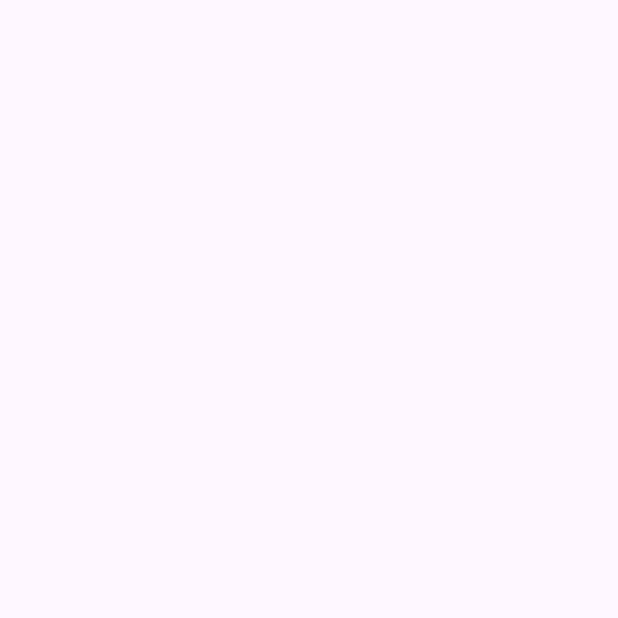
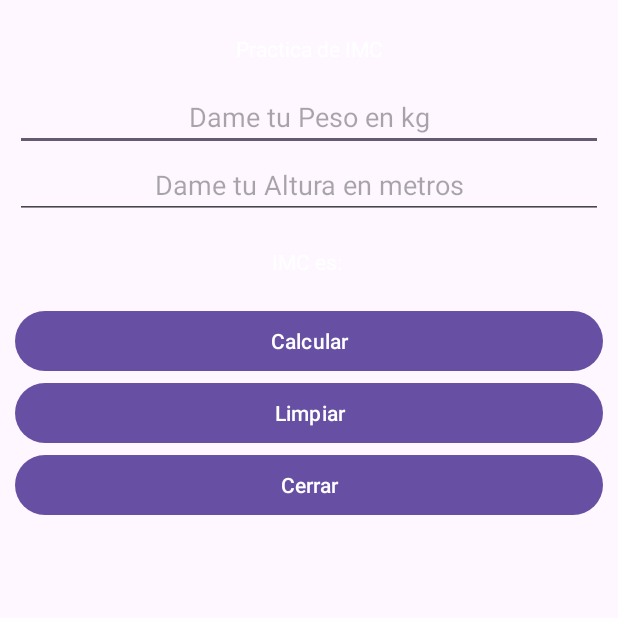
Before and after one commit to MJazel/corte1android, an Android app: the imcActivity screen opened directly, with no data from a screen before it, on a phone screen of 412 x 824 dp, the top half of it. Before the commit the part shown is empty. Run offline under Robolectric (Android 15) with nearby library versions, the phone set to English and light mode, and no system bars.

Commit message:
Subiendo Proyecto IMC

```diff
--- a/app/src/main/java/com/example/appholamundo3/imcActivity.java
+++ b/app/src/main/java/com/example/appholamundo3/imcActivity.java
@@ -1,6 +1,10 @@
 package com.example.appholamundo3;
 
 import android.os.Bundle;
+import android.widget.Button;
+import android.widget.EditText;
+import android.widget.TextView;
+import android.widget.Toast;
 
 import androidx.activity.EdgeToEdge;
 import androidx.appcompat.app.AppCompatActivity;
@@ -9,6 +13,10 @@ import androidx.core.view.ViewCompat;
 import androidx.core.view.WindowInsetsCompat;
 
 public class imcActivity extends AppCompatActivity {
+
+    private EditText txtPeso;
+    private EditText txtAltura;
+    private TextView lblResultado;
 
     @Override
     protected void onCreate(Bundle savedInstanceState) {
@@ -20,5 +28,47 @@ public class imcActivity extends AppCompatActivity {
             v.setPadding(systemBars.left, systemBars.top, systemBars.right, systemBars.bottom);
             return insets;
         });
+
+        txtPeso = findViewById(R.id.txtPeso);
+        txtAltura = findViewById(R.id.txtAltura);
+        lblResultado = findViewById(R.id.lblResultado);
+        Button btnCalcular = findViewById(R.id.btnCalcular);
+        Button btnLimpiar = findViewById(R.id.btnLimpiar);
+        Button btnCerrar = findViewById(R.id.btnCerrar);
+
+
+
+
+        btnCalcular.setOnClickListener(v -> calcularIMC());
+        btnLimpiar.setOnClickListener(v -> limpiarCampos());
+        btnCerrar.setOnClickListener(v -> finish());
+    }
+    private void calcularIMC() {
+        String pesoStr = txtPeso.getText().toString();
+        String alturaStr = txtAltura.getText().toString();
+
+        if (!pesoStr.isEmpty() && !alturaStr.isEmpty()) {
+            try {
+                double peso = Double.parseDouble(pesoStr);
+                double altura = Double.parseDouble(alturaStr);
+
+                if (altura > 0) {
+                    double imc = peso / (altura * altura);
+                    lblResultado.setText(String.format("IMC es: %.2f", imc));
+                } else {
+                    Toast.makeText(this, "Por favor, introduce una altura válida", Toast.LENGTH_SHORT).show();
+                }
+            } catch (NumberFormatException e) {
+                Toast.makeText(this, "Por favor, introduce valores válidos", Toast.LENGTH_SHORT).show();
+            }
+        } else {
+            Toast.makeText(this, "Por favor, completa ambos campos", Toast.LENGTH_SHORT).show();
+        }
+    }
+
+    private void limpiarCampos() {
+        txtPeso.setText("");
+        txtAltura.setText("");
+        lblResultado.setText("IMC es: ");
     }
 }
--- a/app/src/main/res/layout/activity_imc.xml
+++ b/app/src/main/res/layout/activity_imc.xml
@@ -7,4 +7,72 @@
     android:layout_height="match_parent"
     tools:context=".imcActivity">
 
+
+    <LinearLayout
+        android:layout_width="match_parent"
+        android:layout_height="match_parent"
+        android:orientation="vertical"
+        android:paddingLeft="10dp"
+        android:paddingRight="10dp"
+        android:paddingBottom="10dp"
+        android:paddingTop="10dp">
+
+        <TextView
+            android:layout_width="match_parent"
+            android:layout_height="45dp"
+            android:gravity="center"
+            android:text="Practica de IMC"
+            android:textColor="@color/mio"></TextView>
+
+        <EditText
+            android:layout_width="match_parent"
+            android:layout_height="wrap_content"
+            android:id="@+id/txtPeso"
+            android:hint="Dame tu Peso en kg"
+            android:gravity="center">
+        </EditText>
+
+        <EditText
+            android:layout_width="match_parent"
+            android:layout_height="wrap_content"
+            android:id="@+id/txtAltura"
+            android:hint="Dame tu Altura en metros"
+            android:gravity="center">
+        </EditText>
+
+        <TextView
+            android:id="@+id/lblResultado"
+            android:layout_width="match_parent"
+            android:layout_height="57dp"
+            android:gravity="center"
+            android:text="IMC es: "
+            android:textColor="@color/mio"></TextView>
+
+        <LinearLayout
+            android:layout_width="match_parent"
+            android:layout_height="wrap_content"
+            android:orientation="horizontal">
+
+        </LinearLayout>
+
+        <Button
+            android:id="@+id/btnCalcular"
+            android:layout_width="match_parent"
+            android:layout_height="wrap_content"
+            android:text="Calcular"></Button>
+
+        <Button
+            android:id="@+id/btnLimpiar"
+            android:layout_width="match_parent"
+            android:layout_height="wrap_content"
+            android:text="Limpiar"></Button>
+
+        <Button
+            android:id="@+id/btnCerrar"
+            android:layout_width="match_parent"
+            android:layout_height="wrap_content"
+            android:text="Cerrar"></Button>
+
+    </LinearLayout>
+
 </androidx.constraintlayout.widget.ConstraintLayout>
--- a/app/src/main/res/values/colors.xml
+++ b/app/src/main/res/values/colors.xml
@@ -2,4 +2,6 @@
 <resources>
     <color name="black">#FF000000</color>
     <color name="white">#FFFFFFFF</color>
+    <color name="mio">#FFFFFFFF</color>
+    <color name="encabezado">#94BFE2</color>
 </resources>
--- a/app/src/main/res/values/strings.xml
+++ b/app/src/main/res/values/strings.xml
@@ -1,3 +1,9 @@
 <resources>
     <string name="app_name">appHolaMundo3</string>
+    <array name="monedas">
+        <item>Dolar Americano</item>
+        <item>Dolar Canadience</item>
+        <item>Euros</item>
+        <item>Libras</item>
+    </array>
 </resources>
```
